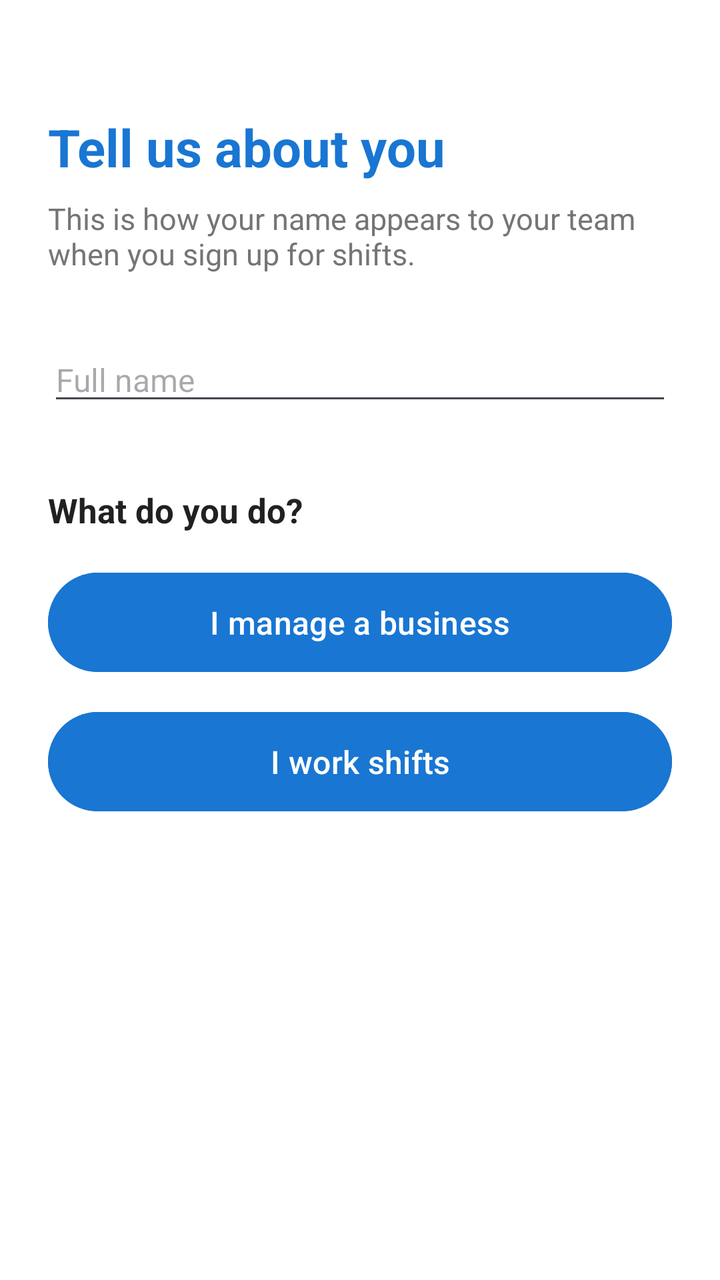
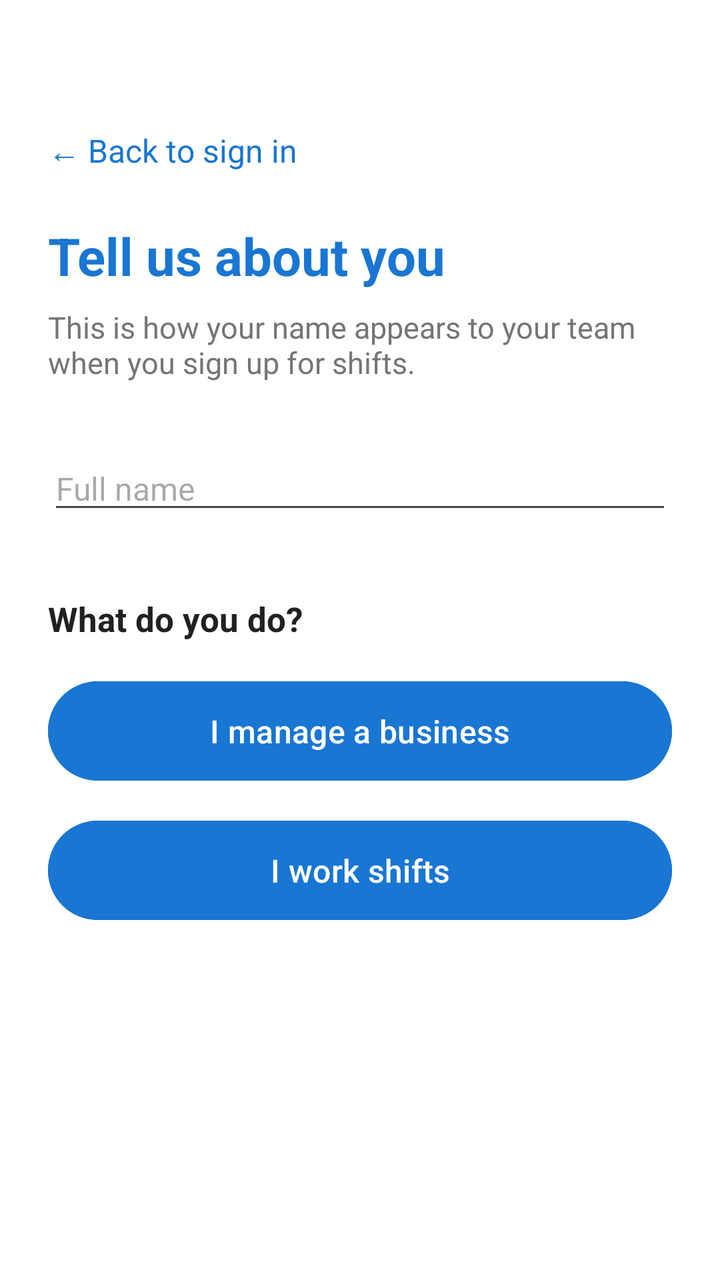

Before-and-after screenshots of an Android layout around one commit, followed by the original layout XML and the change that was made.
<!-- AndroidManifest.xml: application theme Theme.ShiftManager -->
<!-- res/layout/activity_profile_setup.xml -->
<?xml version="1.0" encoding="utf-8"?>
<ScrollView xmlns:android="http://schemas.android.com/apk/res/android"
    xmlns:tools="http://schemas.android.com/tools"
    android:layout_width="match_parent"
    android:layout_height="match_parent"
    android:background="#FFFFFF"
    android:fillViewport="true"
    tools:context=".ProfileSetupActivity">

    <LinearLayout
        android:layout_width="match_parent"
        android:layout_height="wrap_content"
        android:orientation="vertical"
        android:paddingStart="24dp"
        android:paddingTop="56dp"
        android:paddingEnd="24dp"
        android:paddingBottom="24dp">

        <TextView
            android:layout_width="wrap_content"
            android:layout_height="wrap_content"
            android:text="@string/profile_setup_title"
            android:textColor="#1976D2"
            android:textSize="26sp"
            android:textStyle="bold" />

        <TextView
            android:layout_width="match_parent"
            android:layout_height="wrap_content"
            android:layout_marginTop="8dp"
            android:text="@string/profile_setup_subtitle"
            android:textColor="#757575"
            android:textSize="15sp" />

        <EditText
            android:id="@+id/etFullName"
            android:layout_width="match_parent"
            android:layout_height="wrap_content"
            android:layout_marginTop="32dp"
            android:autofillHints="name"
            android:hint="@string/hint_full_name"
            android:inputType="textPersonName|textCapWords"
            android:textSize="16sp" />

        <TextView
            android:id="@+id/tvRoleQuestion"
            android:layout_width="match_parent"
            android:layout_height="wrap_content"
            android:layout_marginTop="36dp"
            android:text="@string/profile_role_question"
            android:textColor="#212121"
            android:textSize="17sp"
            android:textStyle="bold" />

        <Button
            android:id="@+id/btnIAmManager"
            android:layout_width="match_parent"
            android:layout_height="wrap_content"
            android:layout_marginTop="16dp"
            android:backgroundTint="#1976D2"
            android:paddingTop="14dp"
            android:paddingBottom="14dp"
            android:text="@string/profile_role_manager"
            android:textColor="#FFFFFF"
            android:textSize="16sp" />

        <Button
            android:id="@+id/btnIAmEmployee"
            android:layout_width="match_parent"
            android:layout_height="wrap_content"
            android:layout_marginTop="12dp"
            android:backgroundTint="#1976D2"
            android:paddingTop="14dp"
            android:paddingBottom="14dp"
            android:text="@string/profile_role_employee"
            android:textColor="#FFFFFF"
            android:textSize="16sp" />

        
        <Button
            android:id="@+id/btnContinueAdmin"
            android:layout_width="match_parent"
            android:layout_height="wrap_content"
            android:layout_marginTop="16dp"
            android:backgroundTint="#1976D2"
            android:paddingTop="14dp"
            android:paddingBottom="14dp"
            android:text="@string/action_continue"
            android:textColor="#FFFFFF"
            android:textSize="16sp"
            android:visibility="gone" />

        <ProgressBar
            android:id="@+id/progressProfile"
            android:layout_width="wrap_content"
            android:layout_height="wrap_content"
            android:layout_gravity="center_horizontal"
            android:layout_marginTop="24dp"
            android:visibility="gone" />

    </LinearLayout>

</ScrollView>
<!-- resources referenced by this layout -->
<resources>
  <string name="action_continue">Continue</string>
  <string name="hint_full_name">Full name</string>
  <string name="profile_role_employee">I work shifts</string>
  <string name="profile_role_manager">I manage a business</string>
  <string name="profile_role_question">What do you do?</string>
  <string name="profile_setup_subtitle">This is how your name appears to your team when you sign up for shifts.</string>
  <string name="profile_setup_title">Tell us about you</string>
  <style name="Theme.ShiftManager" parent="Base.Theme.ShiftManager" />
  <style name="Base.Theme.ShiftManager" parent="Theme.Material3.DayNight.NoActionBar">
          
          
      </style>
</resources>

<!-- the commit's change to res/layout/activity_profile_setup.xml (unified diff, before → after) -->
@@ -15,6 +15,20 @@
         android:paddingTop="56dp"
         android:paddingEnd="24dp"
         android:paddingBottom="24dp">
+
+        
+        <TextView
+            android:id="@+id/btnBack"
+            android:layout_width="wrap_content"
+            android:layout_height="wrap_content"
+            android:layout_marginBottom="16dp"
+            android:background="?android:attr/selectableItemBackground"
+            android:paddingTop="8dp"
+            android:paddingEnd="12dp"
+            android:paddingBottom="8dp"
+            android:text="@string/action_back_to_login"
+            android:textColor="#1976D2"
+            android:textSize="16sp" />
 
         <TextView
             android:layout_width="wrap_content"
<!-- resource entries referenced after the edit -->
@@ -1,5 +1,6 @@
 <!-- resources referenced by this layout -->
 <resources>
+  <string name="action_back_to_login">← Back to sign in</string>
   <string name="action_continue">Continue</string>
   <string name="hint_full_name">Full name</string>
   <string name="profile_role_employee">I work shifts</string>
